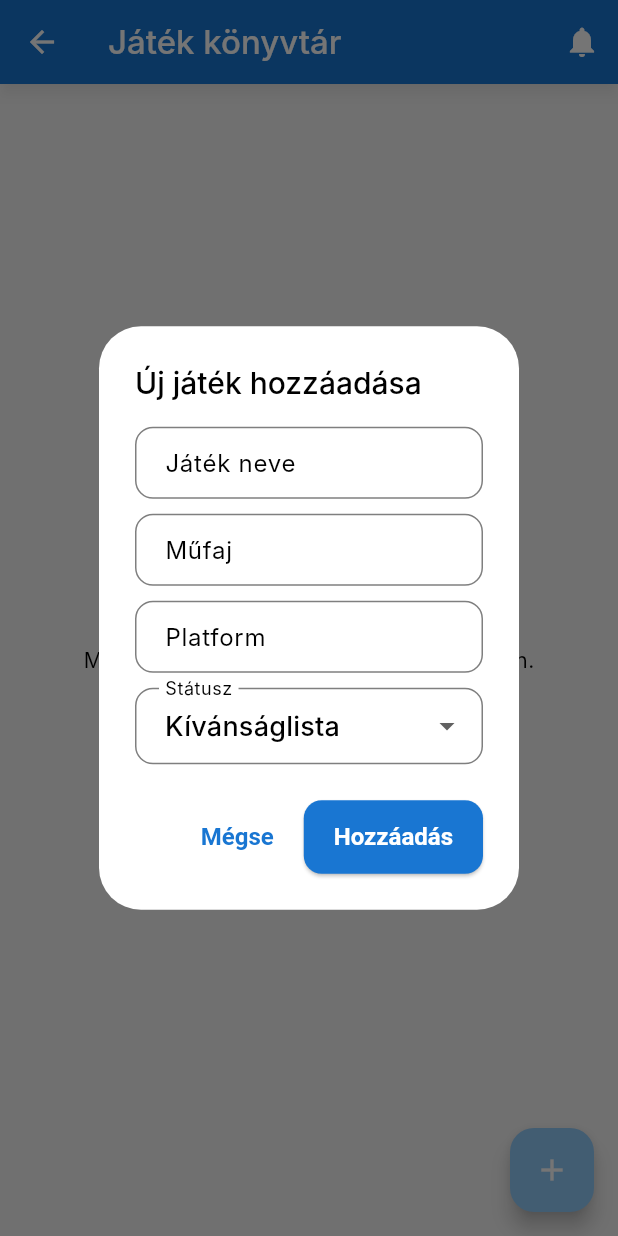
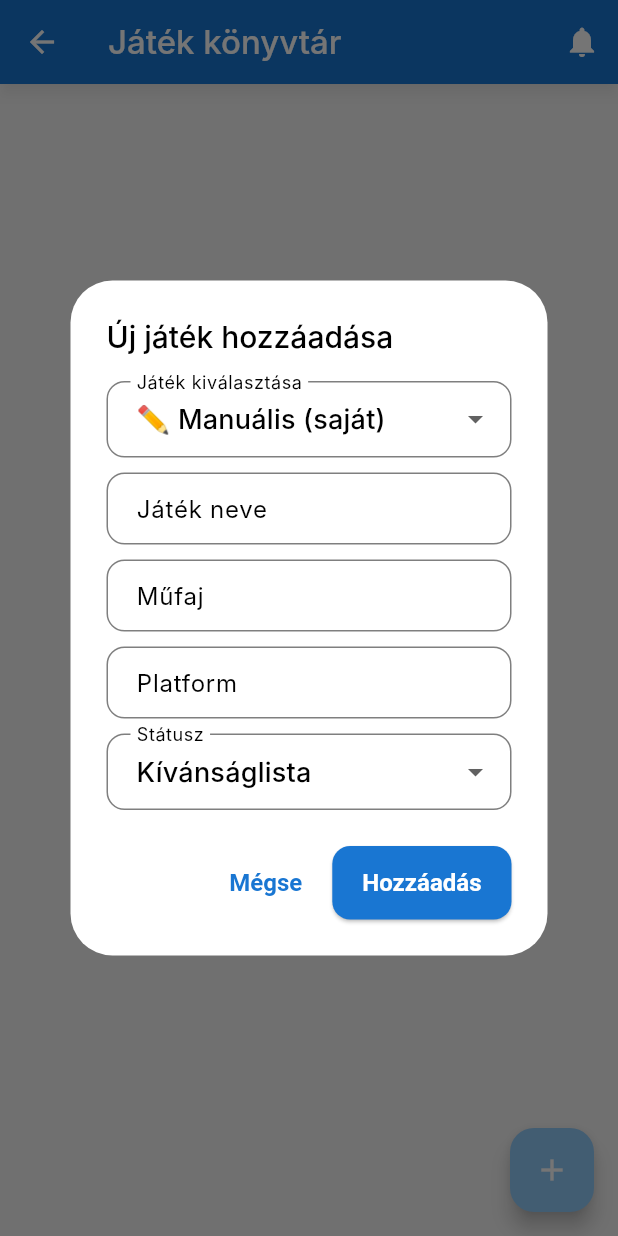
Before and after one commit to gspattila-g/The_Server_App, a Flutter app: the GamesPage screen opened directly, after a tap on the "add" icon, on a phone screen of 412 x 824 dp. Run offline on Flutter 3.47's test engine with Material 3 defaults, Android fonts, the phone set to English and light mode, and no system bars; our stand-ins replace cloud_firestore, firebase_auth, firebase_core, firebase_messaging, firebase_storage, image_picker and 1 more; accounts and stored records are empty; Roboto replaces fonts that are missing (Inter).

Commit message:
feat: add pre-defined games dropdown with auto-fill in game library
- 25 popular games selectable from dropdown (Minecraft, CS2, Elden Ring, etc.)
- Selecting a game auto-fills name, genre and platform fields
- Name and genre become read-only when a pre-defined game is selected
- Platform remains editable to let the user specify their platform
- First option is "Manuális (saját)" for fully custom game entry

Co-Authored-By: Claude Sonnet 4.6 <noreply@anthropic.com>

```diff
--- a/lib/views/games/games_page.dart
+++ b/lib/views/games/games_page.dart
@@ -17,20 +17,55 @@ class GamesPage extends StatefulWidget {
   State<GamesPage> createState() => _GamesPageState();
 }
 
+// Előre definiált játék adatstruktúra
+class _PreDefinedGame {
+  final String name;
+  final String genre;
+  final String platform;
+  const _PreDefinedGame(this.name, this.genre, this.platform);
+}
+
 class _GamesPageState extends State<GamesPage> {
   final GameService _gameService = GameService();
   final TextEditingController _gameNameController = TextEditingController();
   final TextEditingController _gameGenreController = TextEditingController();
   final TextEditingController _gamePlatformController = TextEditingController();
 
-  String _selectedStatus = 'wishlist'; // Alapértelmezett állapot az új játékokhoz
+  String _selectedStatus = 'wishlist';
 
-  // Lehetséges játékstátuszok listája
+  static const List<_PreDefinedGame> _preDefinedGames = [
+    _PreDefinedGame('Minecraft', 'Sandbox', 'PC / Console / Mobile'),
+    _PreDefinedGame('Fortnite', 'Battle Royale', 'PC / Console / Mobile'),
+    _PreDefinedGame('League of Legends', 'MOBA', 'PC'),
+    _PreDefinedGame('Counter-Strike 2', 'FPS', 'PC'),
+    _PreDefinedGame('Valorant', 'FPS', 'PC'),
+    _PreDefinedGame('Dota 2', 'MOBA', 'PC'),
+    _PreDefinedGame('Grand Theft Auto V', 'Action-Adventure', 'PC / PlayStation / Xbox'),
+    _PreDefinedGame('Red Dead Redemption 2', 'Action-Adventure', 'PC / PlayStation / Xbox'),
+    _PreDefinedGame('The Witcher 3', 'RPG', 'PC / PlayStation / Xbox'),
+    _PreDefinedGame('Cyberpunk 2077', 'RPG', 'PC / PlayStation / Xbox'),
+    _PreDefinedGame('Elden Ring', 'RPG', 'PC / PlayStation / Xbox'),
+    _PreDefinedGame('Baldur\'s Gate 3', 'RPG', 'PC / PlayStation'),
+    _PreDefinedGame('Diablo IV', 'RPG', 'PC / Console'),
+    _PreDefinedGame('Dark Souls III', 'RPG', 'PC / PlayStation / Xbox'),
+    _PreDefinedGame('Hades', 'Roguelike', 'PC / Console'),
+    _PreDefinedGame('Hollow Knight', 'Metroidvania', 'PC / Console'),
+    _PreDefinedGame('God of War', 'Action-Adventure', 'PlayStation / PC'),
+    _PreDefinedGame('The Last of Us', 'Action-Adventure', 'PlayStation / PC'),
+    _PreDefinedGame('Apex Legends', 'Battle Royale', 'PC / Console'),
+    _PreDefinedGame('Call of Duty: Warzone', 'FPS', 'PC / Console'),
+    _PreDefinedGame('Overwatch 2', 'FPS', 'PC / Console'),
+    _PreDefinedGame('Rocket League', 'Sports', 'PC / Console'),
+    _PreDefinedGame('EA Sports FC 24', 'Sports', 'PC / Console'),
+    _PreDefinedGame('Stardew Valley', 'Simulation', 'PC / Console / Mobile'),
+    _PreDefinedGame('Among Us', 'Social Deduction', 'PC / Mobile'),
+  ];
+
   final List<String> _gameStatuses = [
-    'wishlist', // Kívánságlista
-    'playing',  // Játszom
-    'completed',// Befejezett
-    'dropped',  // Abbahagytam
+    'wishlist',
+    'playing',
+    'completed',
+    'dropped',
   ];
 
   @override
@@ -43,31 +78,74 @@ class _GamesPageState extends State<GamesPage> {
 
   /// Új játék hozzáadása dialógus megjelenítése.
   Future<void> _addGame() async {
-    // Reset the text controllers and selected status for the new game dialog
     _gameNameController.clear();
     _gameGenreController.clear();
     _gamePlatformController.clear();
-    _selectedStatus = 'wishlist'; // Default status for new game
+    _selectedStatus = 'wishlist';
+    _PreDefinedGame? selectedPreDefined;
 
     return showDialog(
       context: context,
       builder: (BuildContext context) {
-        return StatefulBuilder( // Use StatefulBuilder to update dialog content
+        return StatefulBuilder(
           builder: (context, setStateInDialog) {
+            final bool isManual = selectedPreDefined == null;
+
             return AlertDialog(
               title: const Text('Új játék hozzáadása'),
               content: SingleChildScrollView(
                 child: Column(
                   mainAxisSize: MainAxisSize.min,
                   children: [
+                    // Játék kiválasztó dropdown
+                    DropdownButtonFormField<_PreDefinedGame?>(
+                      value: selectedPreDefined,
+                      decoration: const InputDecoration(labelText: 'Játék kiválasztása'),
+                      isExpanded: true,
+                      items: [
+                        const DropdownMenuItem<_PreDefinedGame?>(
+                          value: null,
+                          child: Text('✏️ Manuális (saját)'),
+                        ),
+                        ..._preDefinedGames.map((game) => DropdownMenuItem<_PreDefinedGame?>(
+                              value: game,
+                              child: Text(game.name),
+                            )),
+                      ],
+                      onChanged: (value) {
+                        setStateInDialog(() {
+                          selectedPreDefined = value;
+                          if (value != null) {
+                            _gameNameController.text = value.name;
+                            _gameGenreController.text = value.genre;
+                            _gamePlatformController.text = value.platform;
+                          } else {
+                            _gameNameController.clear();
+                            _gameGenreController.clear();
+                            _gamePlatformController.clear();
+                          }
+                        });
+                      },
+                    ),
+                    const SizedBox(height: 10),
                     TextField(
                       controller: _gameNameController,
-                      decoration: const InputDecoration(labelText: 'Játék neve'),
+                      enabled: isManual,
+                      decoration: InputDecoration(
+                        labelText: 'Játék neve',
+                        filled: !isManual,
+                        fillColor: isManual ? null : Colors.grey[100],
+                      ),
                     ),
                     const SizedBox(height: 10),
                     TextField(
                       controller: _gameGenreController,
-                      decoration: const InputDecoration(labelText: 'Műfaj'),
+                      enabled: isManual,
+                      decoration: InputDecoration(
+                        labelText: 'Műfaj',
+                        filled: !isManual,
+                        fillColor: isManual ? null : Colors.grey[100],
+                      ),
                     ),
                     const SizedBox(height: 10),
                     TextField(
@@ -96,16 +174,14 @@ class _GamesPageState extends State<GamesPage> {
               actions: <Widget>[
                 TextButton(
                   child: const Text('Mégse'),
-                  onPressed: () {
-                    Navigator.of(context).pop();
-                  },
+                  onPressed: () => Navigator.of(context).pop(),
                 ),
                 ElevatedButton(
                   child: const Text('Hozzáadás'),
                   onPressed: () async {
                     if (_gameNameController.text.isNotEmpty) {
                       final newGame = Game(
-                        id: '', // ID will be set by Firestore
+                        id: '',
                         name: _gameNameController.text.trim(),
                         genre: _gameGenreController.text.trim().isEmpty ? 'Ismeretlen' : _gameGenreController.text.trim(),
                         platform: _gamePlatformController.text.trim().isEmpty ? 'Ismeretlen' : _gamePlatformController.text.trim(),
```
